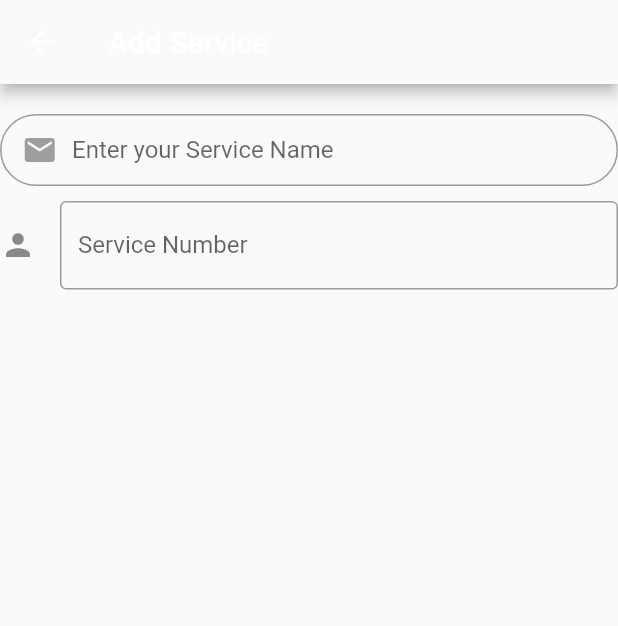
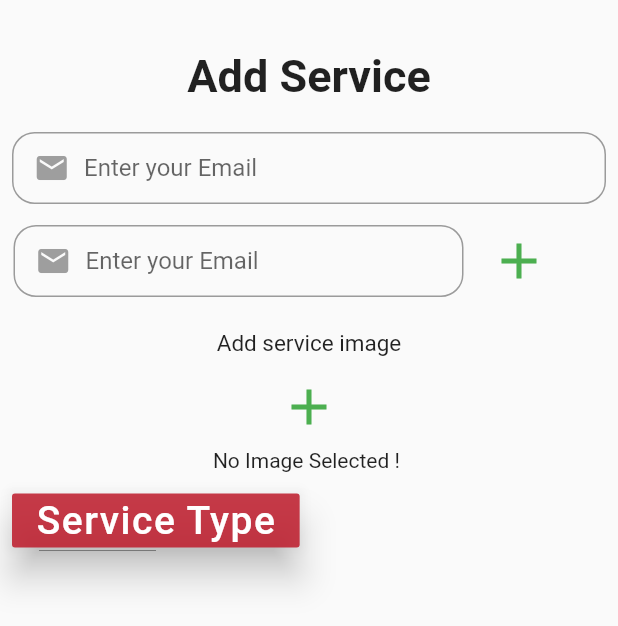
Before and after one commit to Mohamed-Essam97/SAL7LY_APP, a Flutter app: the Add_Service screen opened by its route, on a phone screen of 412 x 824 dp. Shown: the top 626 px of the screen. Run offline on Flutter 3.47's test engine with Material 2 defaults, Android fonts, the phone set to English and light mode, and no system bars; our stand-ins replace cloud_firestore, firebase_auth, firebase_database, firebase_messaging, firebase_storage, flutter_local_notifications and 6 more; missing offline and left inert: page_view_indicator, pattern_formatter; accounts and stored records are empty; Roboto replaces fonts that are missing (Bold, Light).

Commit message:
Add Service

```diff
--- a/lib/Design/SplashScreen.dart
+++ b/lib/Design/SplashScreen.dart
@@ -1,5 +1,7 @@
+import 'package:cloud_firestore/cloud_firestore.dart';
 import 'package:flutter/material.dart';
 import 'package:sal7ly_firebase/firebase_login/loginpage.dart';
+import 'package:shared_preferences/shared_preferences.dart';
 import 'package:splashscreen/splashscreen.dart';
 import 'package:sal7ly_firebase/Design/Start.dart';
 import 'package:sal7ly_firebase/onBording/first.dart';
@@ -11,6 +13,32 @@ _SplashState createState() => new _SplashState();
 }
 
 class _SplashState extends State<Splash> {
+
+  Future<String> submitAll() async {
+    SharedPreferences prefs = await SharedPreferences.getInstance();
+    var email = prefs.getString('email');
+    if (email == null) {
+      print(email);
+      Navigator.of(context).pushNamed('/Login');
+    }
+    else if (email != null) {
+      Firestore.instance
+          .collection('service_owner').where('email', isEqualTo: email).limit(1)
+          .snapshots()
+          .listen((data) =>
+          data.documents.forEach((doc) {
+            //print(data.documents.length);
+            print(email);
+            //bool x =false;
+            if (data.documents.length == 1) {
+              Navigator.of(context).pushNamed('/Home');
+            }
+            else {
+              Navigator.of(context).pushNamed('/Login');
+            }
+          }));
+    }
+  }
 
 
   @override
--- a/lib/firebase_login/loginpage.dart
+++ b/lib/firebase_login/loginpage.dart
@@ -7,6 +7,7 @@ import 'package:sal7ly_firebase/firebase_login/home.dart';
 import 'package:sal7ly_firebase/firebase_login/homepage.dart';
 import 'package:sal7ly_firebase/firebase_login/signuppage.dart';
 import 'package:sal7ly_firebase/screens/Home_Screen.dart';
+import 'package:shared_preferences/shared_preferences.dart';
 
 class LoginPage extends StatefulWidget {
   @override
@@ -18,6 +19,9 @@ class _LoginPageState extends State<LoginPage> {
 
   String _email;
   String _password;
+
+
+
 
   void validateAndSave() {
     final form = formKey.currentState;
@@ -122,7 +126,7 @@ class _LoginPageState extends State<LoginPage> {
     ));
   }
 
-  void signInWithEmailAndPassword() {
+  void signInWithEmailAndPassword() async{
     FirebaseAuth.instance
         .signInWithEmailAndPassword(email: _email, password: _password)
         .then((AuthResult auth) {
@@ -130,5 +134,10 @@ class _LoginPageState extends State<LoginPage> {
     }).catchError((e) {
       print(e);
     });
+
+    SharedPreferences prefs2 = await SharedPreferences.getInstance();
+    prefs2.setString('email', _email);
+
+
   }
 }
--- a/lib/global/Colors.dart
+++ b/lib/global/Colors.dart
@@ -30,6 +30,19 @@ const MaterialColor red = const MaterialColor(0xFFBE1D2D, const <int, Color>{
   900: const Color(0xDDBE1D2D),
 });
 
+
+const MaterialColor green = const MaterialColor(0xDD4CAF50, const <int, Color>{
+  900: const Color(0xDD4CAF50),
+});
+
+const MaterialColor primaryText = const MaterialColor(0xDD757575, const <int, Color>{
+  900: const Color(0xDD757575),
+});
+
+
+const MaterialColor secondText = const MaterialColor(0xDD212121, const <int, Color>{
+  900: const Color(0xDD212121),
+});
 //Color orange = const Color(0xFFFF8C00);
 // Color blue = const Color(0xFF54C5E6);
 Color backGround = const Color(0xFFFbFbFb);
--- a/lib/screens/Home_Screen.dart
+++ b/lib/screens/Home_Screen.dart
@@ -61,6 +61,7 @@ class _Home_Screen_MainState extends State<Home_Screen_Main> {
           backgroundColor: Colors.green ,
           onPressed: () {
             Navigator.pushNamed(context, '/AddService');
+            print("Eeeeee");
           },
         ),
         floatingActionButtonLocation: FloatingActionButtonLocation.centerDocked,
--- a/lib/screens/add_Service.dart
+++ b/lib/screens/add_Service.dart
@@ -1,9 +1,13 @@
 import 'package:cloud_firestore/cloud_firestore.dart';
 import 'package:firebase_auth/firebase_auth.dart';
+import 'package:firebase_storage/firebase_storage.dart'; // For File Upload To Firestore
+import 'package:flutter/cupertino.dart';
 import 'package:flutter/material.dart';
+import 'package:image_picker/image_picker.dart';
+import 'package:path/path.dart' as Path;
 import 'package:sal7ly_firebase/global/Colors.dart' as myColors;
 import 'package:pattern_formatter/pattern_formatter.dart';
-
+import 'dart:io';
 
 class Add_Service extends StatefulWidget {
   @override
@@ -25,38 +29,192 @@ void createRecord() async {
 }
 
 class _Add_ServiceState extends State<Add_Service> {
+  File imageFile;
+  String _uploadedFileURL;
+
+  Future uploadFile() async {
+    StorageReference storageReference = FirebaseStorage.instance
+        .ref()
+        .child('users/${Path.basename(imageFile.path)}}');
+    StorageUploadTask uploadTask = storageReference.putFile(imageFile);
+
+    await uploadTask.onComplete;
+    print('File Uploaded');
+    storageReference.getDownloadURL().then((fileURL) {
+      setState(() {
+        _uploadedFileURL = fileURL;
+        print(_uploadedFileURL);
+      });
+    });
+  }
+
+  _openGallary(BuildContext context) async {
+    var picture = await ImagePicker.pickImage(source: ImageSource.gallery);
+    this.setState(() {
+      imageFile = picture;
+    });
+    Navigator.of(context).pop();
+  }
+
+  _openCamera(BuildContext context) async {
+    var picture = await ImagePicker.pickImage(source: ImageSource.camera);
+    this.setState(() {
+      imageFile = picture;
+    });
+    Navigator.of(context).pop();
+  }
+
+  Future<void> _showChoiceDialoge(BuildContext context) {
+    return showDialog(
+        context: context,
+        builder: (BuildContext context) {
+          return AlertDialog(
+            title: Text("Make a Choice! "),
+            content: SingleChildScrollView(
+              child: ListBody(
+                children: <Widget>[
+                  GestureDetector(
+                    child: Text("Gallary"),
+                    onTap: () {
+                      _openGallary(context);
+                    },
+                  ),
+                  Padding(padding: EdgeInsets.all(5.0)),
+                  GestureDetector(
+                    child: Text("Camera"),
+                    onTap: () {
+                      _openCamera(context);
+                    },
+                  )
+                ],
+              ),
+            ),
+          );
+        });
+  }
+
+  Widget _decideImageView() {
+    if (imageFile == null) {
+      return Text("No Image Selected ! ");
+    } else {
+      return Image.file(
+        imageFile,
+        width: 200,
+        height: 100,
+      );
+    }
+  }
+
   String image;
   String serviceName;
-  String phoneNumber1, phoneNumber2;
+  List<String> phones = [];
   String serviceType, specialization;
   String location;
-  String maxPrice, minPrice;
   String offDay1, offDay2;
   String startTime, endTime;
 
-  final _formKey = GlobalKey<FormState>();
+  final formKey = new GlobalKey<FormState>();
 
   @override
   Widget build(BuildContext context) {
     return Scaffold(
-      appBar: AppBar(
-        title: Text("Add Service"),
-        backgroundColor: Colors.grey.shade50,
-      ),
-      body: Container(
-        color: Colors.grey.shade50,
-        child: Column(
+      body: Center(
+        child: ListView(
           children: <Widget>[
-            firstForm(),
+            Padding(
+                padding: const EdgeInsets.all(8.0),
+                child: Column(
+                  children: <Widget>[
+                    Padding(
+                      padding: const EdgeInsets.only(top: 25),
+                      child: Text(
+                        "Add Service",
+                        style: TextStyle(
+                          fontSize: 30,
+                          fontWeight: FontWeight.bold,
+                          fontFamily: 'Bold',
+                        ),
+                      ),
+                    ),
+                    SizedBox(
+                      height: 20,
+                    ),
+                    addTextField(),
+                    SizedBox(
+                      height: 10,
+                    ),
+                    Row(
+                      mainAxisAlignment: MainAxisAlignment.spaceBetween,
+                      children: <Widget>[
+                        Padding(
+                          padding: const EdgeInsets.only(left: 1.0),
+                          child: SizedBox(width: 300, child: addTextField()),
+                        ),
+                        Padding(
+                          padding: const EdgeInsets.only(right: 30),
+                          child: IconButton(
+                            icon: Icon(Icons.add),
+                            color: Colors.green,
+                            iconSize: 40,
+                            onPressed: () {},
+                          ),
+                        ),
+                      ],
+                    ),
+                    SizedBox(
+                      height: 10,
+                    ),
+                    Padding(
+                      padding: const EdgeInsets.all(8.0),
+                      child: Column(
+                        children: <Widget>[
+                          Text(
+                            "Add service image",
+                            style: TextStyle(
+                              fontSize: 15,
+                              fontFamily: 'Light',
+                            ),
+                          ),
+                          SizedBox(
+                            height: 5,
+                          ),
+                          IconButton(
+                            icon: Icon(Icons.add),
+                            color: Colors.green,
+                            iconSize: 40,
+                            onPressed: () {
+                              _showChoiceDialoge(context);
+                            },
+                          ),
+                          _decideImageView(),
+                        ],
+                      ),
+                    ),
+                    Row(
+                      children: <Widget>[
+                        RaisedButton(
+                          child: Text(
+                            'Service Type',
+                            style: TextStyle(
+                                color: Colors.white, fontSize: 26, letterSpacing: 1),
+                          ),
+                          color: myColors.red[900],
+                          textColor: Colors.white,
+                          elevation: 10.0,
+                          onPressed: () {
+                          },
+                        ),
+                      ],
+                    ),
+                  ],
+                )),
           ],
         ),
-      )
+      ),
     );
   }
 
-
-  Widget firstForm()
-  {
+  /*Widget firstForm() {
     return Padding(
       padding: const EdgeInsets.only(top: 20.0),
       child: Container(
@@ -75,14 +233,14 @@ class _Add_ServiceState extends State<Add_Service> {
                   ),
                   hintText: 'Enter your Service Name',
                   contentPadding: EdgeInsets.fromLTRB(20.0, 10.0, 20.0, 10.0),
-                  border: OutlineInputBorder(borderRadius: BorderRadius.circular(32.0)),
+                  border: OutlineInputBorder(
+                      borderRadius: BorderRadius.circular(32.0)),
                 ),
                 onChanged: (value) {
                   setState(() {
                     serviceName = value;
                   });
-                }
-            ),
+                }),
             SizedBox(
               height: 10,
             ),
@@ -95,18 +253,16 @@ class _Add_ServiceState extends State<Add_Service> {
                 ),
                 onChanged: (value) {
                   setState(() {
-                    phoneNumber1 = value;
+                    String phone1 = value;
+                    phones.add(phone1);
                   });
-                }
-            ),
+                }),
           ],
         ),
       ),
     );
   }
-
-
-
+*/
   /*
   void getData() {
     databaseReference
@@ -117,7 +273,7 @@ class _Add_ServiceState extends State<Add_Service> {
     });
   }*/
 
-  addServiceOwnerData() async {
+  /*addServiceOwnerData() async {
     FirebaseUser user = await FirebaseAuth.instance.currentUser();
     final databaseReference = Firestore.instance;
     await databaseReference
@@ -127,6 +283,29 @@ class _Add_ServiceState extends State<Add_Service> {
       'Name': serviceName,
       'Phone': phoneNumber1,
     });
+  }*/
+
+  Widget addTextField() {
+    return TextFormField(
+        textCapitalization: TextCapitalization.words,
+        autofocus: false,
+        decoration: InputDecoration(
+          prefixIcon: Padding(
+            padding: EdgeInsets.only(left: 5.0),
+            child: Icon(
+              Icons.email,
+              color: Colors.grey,
+            ), // icon is 48px widget.
+          ),
+          hintText: 'Enter your Email',
+          contentPadding: EdgeInsets.fromLTRB(20.0, 10.0, 20.0, 10.0),
+          border: OutlineInputBorder(borderRadius: BorderRadius.circular(15.0)),
+        ),
+        onChanged: (value) {
+          setState(() {
+            //   _email = value;
+          });
+        });
   }
 
   addServiceData() async {
@@ -136,18 +315,17 @@ class _Add_ServiceState extends State<Add_Service> {
         .collection("service")
         .document("${user.uid}")
         .setData({
-      'image': image,
+      'imageurl': _uploadedFileURL,
       'Name': serviceName,
       'location': location,
-      'phone1': phoneNumber1,
-      'phone2': phoneNumber2,
+      // 'phone1': phoneNumber1,
+      // 'phone2': phoneNumber2,
       'service type': serviceType,
       'specialization': specialization,
-      'max price': maxPrice,
-      'max price': minPrice,
+      //'max price': maxPrice,
+      //'max price': minPrice,
       'off day1': offDay1,
-      'off day2': offDay2,
-      'start time': endTime,
+      'off day2': offDay2, 'start time': endTime,
       'end time': startTime,
     });
   }
```
Also changed, not shown: lib/Design/3rabiti.dart (+106 -54 lines), pubspec.yaml (+16 -21 lines), assets/fonts/OpenSans-Bold.ttf (deleted), assets/fonts/OpenSans-Light.ttf (deleted), assets/fonts/OpenSans-Regular.ttf (deleted), assets/fonts/OpenSans-SemiBold.ttf (deleted).
